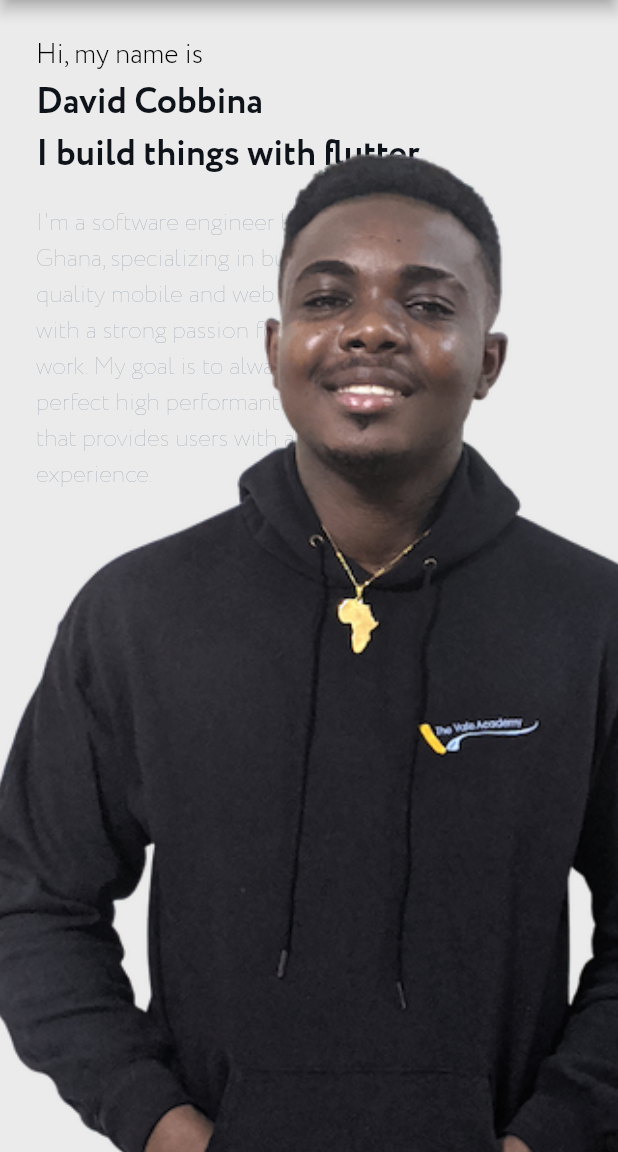
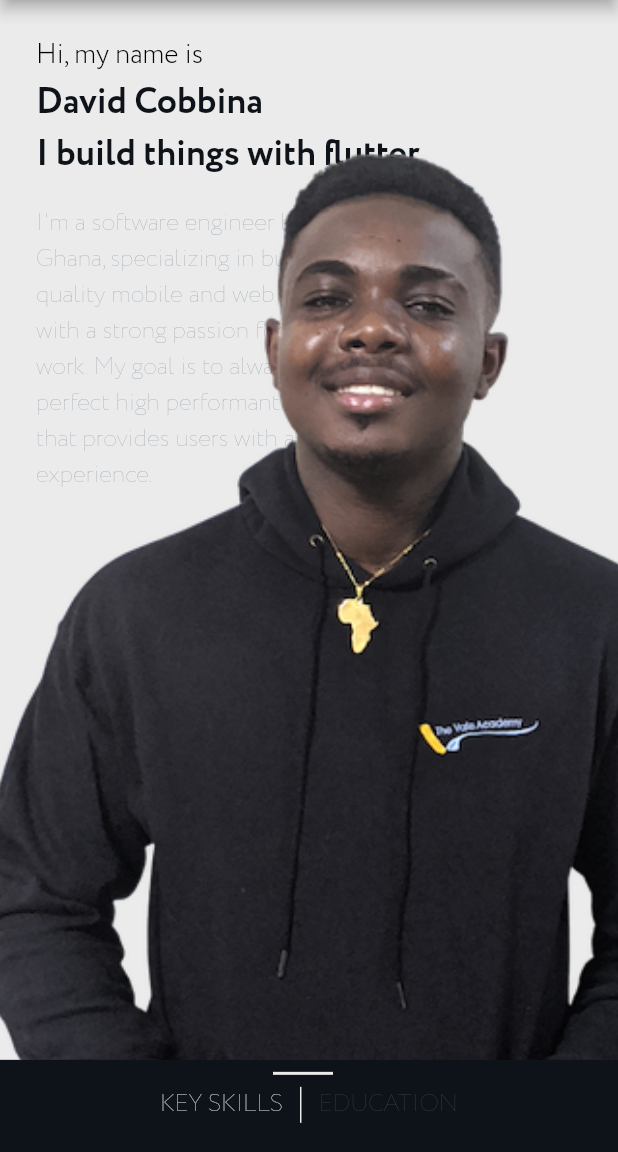
Before and after one commit to david-legend/aerium, a Flutter app: the AboutPageMobile screen opened directly, on a phone screen of 412 x 824 dp, the part 84-1236 px from its top. Run offline on Flutter 3.47's test engine with Material 2 defaults, Android fonts, the phone set to English and light mode, and no system bars; our stand-ins replace font_awesome_flutter, google_fonts, responsive_builder; missing offline and left inert: dart:js, universal_html.

Commit message:
added bottom draggable scrollable sheet to about_page mobile

```diff
--- a/lib/presentation/pages/about/about_page.dart
+++ b/lib/presentation/pages/about/about_page.dart
@@ -1,7 +1,6 @@
 import 'package:flutter/material.dart';
 import 'package:portfoliosite/presentation/pages/about/about_page_desktop.dart';
 import 'package:portfoliosite/presentation/pages/about/about_page_mobile.dart';
-import 'package:portfoliosite/presentation/pages/home/home_page.dart';
 import 'package:portfoliosite/values/values.dart';
 import 'package:responsive_builder/responsive_builder.dart';
 
--- a/lib/presentation/pages/about/about_page_mobile.dart
+++ b/lib/presentation/pages/about/about_page_mobile.dart
@@ -3,8 +3,10 @@ import 'package:portfoliosite/core/layout/adaptive.dart';
 import 'package:portfoliosite/presentation/pages/about/about_page.dart';
 import 'package:portfoliosite/presentation/pages/contact/contact_page.dart';
 import 'package:portfoliosite/presentation/widgets/app_drawer.dart';
+import 'package:portfoliosite/presentation/widgets/bottom_draggable_scrollable_sheet.dart';
 import 'package:portfoliosite/presentation/widgets/content_wrapper.dart';
 import 'package:portfoliosite/presentation/widgets/custom_app_bar.dart';
+import 'package:portfoliosite/presentation/widgets/horizontal_bar.dart';
 import 'package:portfoliosite/presentation/widgets/spaces.dart';
 import 'package:portfoliosite/values/values.dart';
 
@@ -21,6 +23,7 @@ class _AboutPageMobileState extends State<AboutPageMobile> {
     ThemeData theme = Theme.of(context);
     return Scaffold(
       key: _scaffoldKey,
+      extendBody: true,
       appBar: PreferredSize(
         preferredSize: Size.fromHeight(56.0),
         child: CustomAppBar(
@@ -100,7 +103,8 @@ class _AboutPageMobileState extends State<AboutPageMobile> {
               height: heightOfScreen(context),
               fit: BoxFit.cover,
             ),
-          )
+          ),
+          BottomDraggableScrollableSheet(),
         ],
       ),
     );
--- a/lib/presentation/pages/project_detail/project_detail_desktop.dart
+++ b/lib/presentation/pages/project_detail/project_detail_desktop.dart
@@ -1,5 +1,4 @@
 import 'package:flutter/material.dart';
-import 'package:flutter_markdown/flutter_markdown.dart';
 import 'package:font_awesome_flutter/font_awesome_flutter.dart';
 import 'package:portfoliosite/core/layout/adaptive.dart';
 import 'package:portfoliosite/core/utils/functions.dart';
--- /dev/null
+++ b/lib/presentation/widgets/bottom_draggable_scrollable_sheet.dart
@@ -0,0 +1,158 @@
+import 'package:flutter/material.dart';
+import 'package:portfoliosite/core/layout/adaptive.dart';
+import 'package:portfoliosite/presentation/widgets/skill_level.dart';
+import 'package:portfoliosite/presentation/widgets/spaces.dart';
+import 'package:portfoliosite/values/values.dart';
+
+import 'horizontal_bar.dart';
+
+class BottomDraggableScrollableSheet extends StatefulWidget {
+  BottomDraggableScrollableSheet({
+    this.initialChildSize = 0.08,
+    this.maxChildSize = 0.5,
+    this.minChildSize = 0.08,
+    this.backgroundColor = AppColors.primaryColor,
+  });
+
+  final double initialChildSize;
+  final double minChildSize;
+  final double maxChildSize;
+  final Color backgroundColor;
+
+  @override
+  _BottomDraggableScrollableSheetState createState() =>
+      _BottomDraggableScrollableSheetState();
+}
+
+class _BottomDraggableScrollableSheetState
+    extends State<BottomDraggableScrollableSheet> {
+  bool isEducationSelected = false;
+
+  bool isKeySkillsSelected = true;
+
+  @override
+  Widget build(BuildContext context) {
+    ThemeData theme = Theme.of(context);
+    TextStyle selectedItem = theme.textTheme.bodyText1.copyWith(
+      color: AppColors.secondaryColor,
+    );
+    TextStyle unselectedItem = theme.textTheme.bodyText1.copyWith(
+      color: AppColors.deepBlue200,
+    );
+    return DraggableScrollableSheet(
+      initialChildSize: widget.initialChildSize,
+      minChildSize: widget.minChildSize,
+      maxChildSize: widget.maxChildSize,
+      builder: (
+        BuildContext context,
+        ScrollController scrollController,
+      ) {
+        return Container(
+          color: widget.backgroundColor,
+          child: SingleChildScrollView(
+            controller: scrollController,
+            child: Column(
+              children: [
+                SpaceH8(),
+                HorizontalBar(
+                  color: AppColors.secondaryColor,
+                  margin: EdgeInsets.only(right: 8),
+                  width: 40,
+                  height: 2,
+                ),
+                SpaceH8(),
+                IntrinsicHeight(
+                  child: Row(
+                    mainAxisAlignment: MainAxisAlignment.center,
+                    children: [
+                      InkWell(
+                        onTap: _switchTabs,
+                        child: Text(
+                          StringConst.KEY_SKILLS,
+                          style: isKeySkillsSelected
+                              ? selectedItem
+                              : unselectedItem,
+                        ),
+                      ),
+                      VerticalDivider(
+                        thickness: 1,
+                        width: 24,
+                        color: AppColors.secondaryColor,
+                      ),
+                      InkWell(
+                        onTap: _switchTabs,
+                        child: Text(
+                          StringConst.EDUCATION,
+                          style: isEducationSelected
+                              ? selectedItem
+                              : unselectedItem,
+                        ),
+                      ),
+                    ],
+                  ),
+                ),
+                Container(
+                  padding: EdgeInsets.symmetric(
+                    horizontal: Sizes.PADDING_16,
+                    vertical: Sizes.PADDING_16,
+                  ),
+                  child: ListView(
+                    shrinkWrap: true,
+                    children: [
+                      isKeySkillsSelected
+                          ? _buildSkillsSection(skills: Data.skillData)
+                          : Container(),
+                      isEducationSelected
+                          ? Text(
+                              StringConst.ABOUT_DEV_TEXT,
+                              style: theme.textTheme.bodyText2.copyWith(
+                                color: AppColors.secondaryColor,
+                                fontSize: Sizes.TEXT_SIZE_16,
+                              ),
+                            )
+                          : Container(),
+                    ],
+                  ),
+                ),
+              ],
+            ),
+          ),
+        );
+      },
+    );
+  }
+
+  void _switchTabs() {
+    setState(() {
+      isKeySkillsSelected = !isKeySkillsSelected;
+      isEducationSelected = !isEducationSelected;
+    });
+  }
+
+  Widget _buildSkillsSection({@required List<SkillData> skills}) {
+    List<Widget> skillWidgets = [];
+    ThemeData theme = Theme.of(context);
+    for (var index = 0; index < skills.length; index++) {
+      skillWidgets.add(
+        SkillLevel(
+          width: assignWidth(context: context, fraction: 0.3),
+          skillLevel: skills[index].skillLevel,
+          skillName: skills[index].skillName,
+          progressColor: AppColors.secondaryColor,
+          baseColor: AppColors.deepBlue200,
+          textStyle: theme.textTheme.bodyText1
+              .copyWith(color: AppColors.secondaryColor),
+          skillNameTextStyle: theme.textTheme.bodyText1
+              .copyWith(color: AppColors.secondaryColor),
+        ),
+      );
+    }
+    return Wrap(
+//      spacing: 8,
+      runSpacing: 8,
+      children: [
+        ...skillWidgets,
+      ],
+    );
+  }
+}
--- a/lib/presentation/widgets/skill_level.dart
+++ b/lib/presentation/widgets/skill_level.dart
@@ -14,6 +14,8 @@ class SkillLevel extends StatelessWidget {
     this.textStyle,
     this.skillNameTextStyle,
     this.duration = const Duration(milliseconds: 500),
+    this.progressColor = AppColors.primaryColor,
+    this.baseColor = AppColors.cream500,
   });
 
   final double skillLevel;
@@ -24,6 +26,8 @@ class SkillLevel extends StatelessWidget {
   final TextStyle textStyle;
   final TextStyle skillNameTextStyle;
   final Duration duration;
+  final Color progressColor;
+  final Color baseColor;
 
   @override
   Widget build(BuildContext context) {
@@ -43,10 +47,10 @@ class SkillLevel extends StatelessWidget {
               child: Center(
                 child: Text(
                   actualSkillLevel.toString(),
-                  style: theme.textTheme.subtitle1.copyWith(
+                  style: textStyle ??
+                      theme.textTheme.subtitle1.copyWith(
                         color: AppColors.accentColor2,
-                      ) ??
-                      textStyle,
+                      ),
                 ),
               ),
             ),
@@ -58,8 +62,8 @@ class SkillLevel extends StatelessWidget {
               return CustomPaint(
                 foregroundPainter: SkillProgressPainter(
                   currentProgress: value,
-//                  circleColor: AppColors.secondaryColor,
-                  progressArcColor: AppColors.primaryColor,
+                  circleColor: baseColor,
+                  progressArcColor: progressColor,
                 ),
                 child: AnimatedOpacity(
                   opacity: value / 100,
@@ -72,10 +76,10 @@ class SkillLevel extends StatelessWidget {
           SpaceW8(),
           Text(
             skillName,
-            style: theme.textTheme.subtitle1.copyWith(
+            style: skillNameTextStyle ??
+                theme.textTheme.subtitle1.copyWith(
                   color: AppColors.accentColor2,
-                ) ??
-                skillNameTextStyle,
+                ),
           ),
         ],
       ),
--- a/pubspec.yaml
+++ b/pubspec.yaml
@@ -31,7 +31,7 @@ dependencies:
   font_awesome_flutter: ^8.8.1
   url_launcher: ^5.4.10
   universal_html: ^1.2.3
-  flutter_markdown: ^0.4.2
+  expandable_bottom_bar: ^1.0.2
 
   # The following adds the Cupertino Icons font to your application.
   # Use with the CupertinoIcons class for iOS style icons.
```
Also changed, not shown: lib/main.dart (+86 -0 lines), lib/presentation/widgets/sub_menu_item.dart (+10 -7 lines), pubspec.lock, 1 other file.
